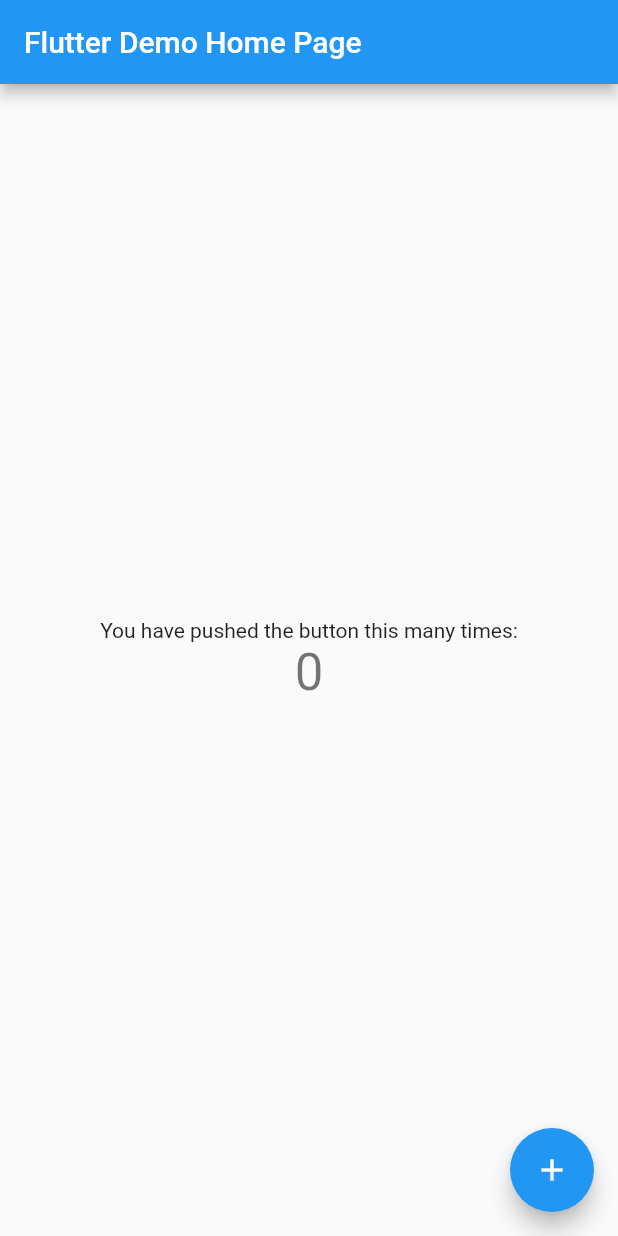
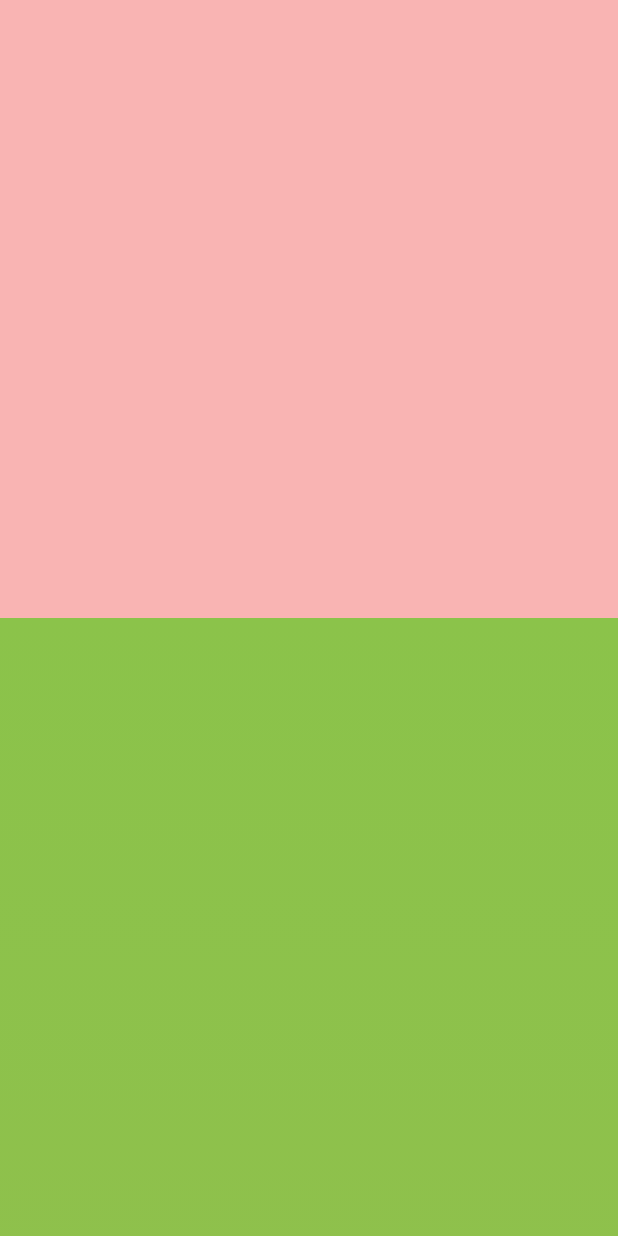
Before and after one commit to paulsump/songo, a Flutter app: the screen it shows after launch, on a phone screen of 412 x 824 dp. Run offline on Flutter 3.47's test engine with Material 2 defaults, Android fonts, the phone set to English and light mode, and no system bars.

Commit message:
Added gesturer for tap, but thought panzoom would be good too (got horizon too, and so a whole bunch of code all from subdivide project). flutter pub add provider.

```diff
--- /dev/null
+++ b/lib/gestures/gesturer.dart
@@ -0,0 +1,63 @@
+// © 2022, Paul Sumpner <sumpner@hotmail.com>
+
+import 'package:flutter/material.dart';
+import 'package:songo/gestures/gesture_handler.dart';
+import 'package:songo/gestures/pan_zoom.dart';
+
+/// Handle gestures, passing them to [PanZoomer].
+///
+/// Stateful because of mutable fields.
+class Gesturer extends StatefulWidget {
+  const Gesturer({Key? key}) : super(key: key);
+
+  @override
+  State<Gesturer> createState() => GesturerState();
+}
+
+class GesturerState extends State<Gesturer> {
+  final GestureHandler panZoomer = PanZoomer();
+
+  late GestureHandler gestureHandler;
+
+  bool tapped = false;
+  Offset tapPoint = Offset.zero;
+
+  int n = 0;
+  double totalScale = 0;
+
+  @override
+  Widget build(BuildContext context) {
+    return GestureDetector(
+      behavior: HitTestBehavior.opaque,
+      onScaleStart: (details) {
+        n = 0;
+        totalScale = 0;
+
+        gestureHandler = panZoomer;
+        panZoomer.start(details.focalPoint, context);
+      },
+      onScaleUpdate: (details) {
+        n++;
+
+        totalScale += details.scale;
+
+        gestureHandler.update(details.focalPoint, details.scale, context);
+      },
+      onScaleEnd: (details) {
+        tapped = false;
+        gestureHandler.end(context);
+      },
+      onTapDown: (details) {
+        tapped = true;
+
+        gestureHandler = panZoomer;
+        tapPoint = details.localPosition;
+      },
+      onTapUp: (details) {
+        tapped = false;
+
+        gestureHandler.tapUp(details.localPosition, context);
+      },
+    );
+  }
+}
--- /dev/null
+++ b/lib/gestures/pan_zoom.dart
@@ -0,0 +1,116 @@
+// © 2022, Paul Sumpner <sumpner@hotmail.com>
+
+import 'package:flutter/material.dart';
+import 'package:provider/provider.dart';
+import 'package:songo/gestures/gesture_handler.dart';
+import 'package:songo/out.dart';
+import 'package:songo/view/screen_adjust.dart';
+
+const noWarn = out;
+
+double getZoomScale(BuildContext context, {bool listen = false}) =>
+    getPanZoomNotifier(context, listen: listen).scale;
+
+void setZoomScale(BuildContext context, double scale) =>
+    getPanZoomNotifier(context, listen: false).setScale(scale);
+
+Offset getPanOffset(BuildContext context, {bool listen = false}) =>
+    getPanZoomNotifier(context, listen: listen).offset;
+
+void setPanOffset(BuildContext context, Offset offset) =>
+    getPanZoomNotifier(context, listen: false).setOffset(offset);
+
+PanZoomNotifier getPanZoomNotifier(BuildContext context,
+        {required bool listen}) =>
+    Provider.of<PanZoomNotifier>(context, listen: listen);
+
+/// For zooming and panning, with two fingers.
+/// Stores the global scale and pan offset.
+class PanZoomNotifier extends ChangeNotifier {
+  /// _scale equates to the length of the side of each triangle in pixels
+  /// set by initZoomScale() to around 30
+  double _scale = 0;
+
+  Offset _offset = Offset.zero;
+
+  double get scale => _scale;
+
+  void initializeScale(double value) {
+    assert(scale == 0);
+    _scale = value;
+  }
+
+  void setScale(double value) {
+    _scale = value;
+    notifyListeners();
+  }
+
+  Offset get offset => _offset;
+
+  void setOffset(Offset value) {
+    _offset = value;
+    notifyListeners();
+  }
+}
+
+/// Data only, set at the start of a drag.
+class InitialValues {
+  late Offset focalPoint;
+  late Offset offset;
+
+  late double scale;
+}
+
+/// Called from [Gesturer] to scale and offset the page.
+class PanZoomer implements GestureHandler {
+  final _initial = InitialValues();
+
+  @override
+  void start(Offset point, BuildContext context) {
+    _initial.focalPoint = point;
+
+    _initial.scale = getZoomScale(context);
+    _initial.offset = getPanOffset(context);
+  }
+
+  @override
+  void update(Offset point, double scale_, BuildContext context) {
+    final scale = _initial.scale * scale_;
+
+    final minScale = screenAdjust(0.03247, context);
+    final maxScale = 100 * minScale;
+
+    if (minScale < scale &&
+        scale < maxScale &&
+        scale != getZoomScale(context)) {
+      setZoomScale(context, scale);
+    }
+
+    Offset offset = point - _initial.focalPoint + _initial.offset;
+    offset *= scale_;
+
+    /// Pan limits - Don’t allow pan past place where can’t zoom limit to.
+    final xMax = screenAdjust(1.08225, context);
+
+    final xMin = -xMax;
+    final yMax = xMax;
+
+    // TODO DO THIS WITH SCREEN HEIGHT INSTEAD
+    final yMin = screenAdjust(-0.3, context);
+    offset = Offset(offset.dx.clamp(xMin, xMax), offset.dy.clamp(yMin, yMax));
+
+    //TODO See if this 'if' makes any diff when the widgets listen
+    if (offset != getPanOffset(context)) {
+      setPanOffset(context, offset);
+    }
+  }
+
+  @override
+  void end(BuildContext context) {}
+
+  @override
+  void tapDown(Offset point, BuildContext context) {}
+
+  @override
+  void tapUp(Offset point, BuildContext context) {}
+}
--- a/lib/main.dart
+++ b/lib/main.dart
@@ -1,115 +1,79 @@
+// © 2022, Paul Sumpner <sumpner@hotmail.com>
+
+import 'dart:async';
+
 import 'package:flutter/material.dart';
+import 'package:provider/provider.dart';
+import 'package:songo/gestures/pan_zoom.dart';
+import 'package:songo/out.dart';
+import 'package:songo/view/hue.dart';
+import 'package:songo/view/main_page.dart';
+import 'package:songo/view/screen_adjust.dart';
+import 'package:vector_math/vector_math_64.dart';
 
-void main() {
-  runApp(const MyApp());
-}
+/// prevent 'organise imports' from removing imports
+/// when temporarily commenting out.
+const noWarn = [out, unawaited];
 
-class MyApp extends StatelessWidget {
-  const MyApp({Key? key}) : super(key: key);
+void main() => runApp(createApp());
 
-  // This widget is the root of your application.
+Widget createApp() => const TheApp();
+
+/// The only App in this app.
+class TheApp extends StatelessWidget {
+  const TheApp({Key? key}) : super(key: key);
+
   @override
   Widget build(BuildContext context) {
-    return MaterialApp(
-      title: 'Flutter Demo',
-      theme: ThemeData(
-        // This is the theme of your application.
-        //
-        // Try running your application with "flutter run". You'll see the
-        // application has a blue toolbar. Then, without quitting the app, try
-        // changing the primarySwatch below to Colors.green and then invoke
-        // "hot reload" (press "r" in the console where you ran "flutter run",
-        // or simply save your changes to "hot reload" in a Flutter IDE).
-        // Notice that the counter didn't reset back to zero; the application
-        // is not restarted.
-        primarySwatch: Colors.blue,
+    return MultiProvider(
+      providers: [
+        ChangeNotifierProvider(create: (_) => PanZoomNotifier()),
+      ],
+      child: MaterialApp(
+        theme: _buildThemeData(context),
+        home: LayoutBuilder(
+          builder: (BuildContext context, BoxConstraints constraints) {
+            if (constraints.maxHeight == 0) {
+              return Container();
+            } else {
+              final panZoomNotifier =
+                  getPanZoomNotifier(context, listen: false);
+
+              // Initialize once only
+              if (panZoomNotifier.scale == 0) {
+                panZoomNotifier.initializeScale(screenAdjust(0.7, context));
+
+              }
+              // final
+              return WillPopScope(
+                onWillPop: () async => false,
+                child: const MainPage(),
+              );
+            }
+          },
+        ),
       ),
-      home: const MyHomePage(title: 'Flutter Demo Home Page'),
+    );
+  }
+
+  ThemeData _buildThemeData(BuildContext context) {
+    return ThemeData(
+      canvasColor: Hue.menu,
+      textTheme: Theme.of(context).textTheme.apply(bodyColor: Hue.text),
+      // for icon buttons only atm
+      iconTheme: Theme.of(context).iconTheme.copyWith(
+            color: Hue.enabledIcon,
+          ),
+      tooltipTheme: TooltipThemeData(
+        /// TODO Responsive to screen size - removed magic numbers
+        verticalOffset: 55,
+        padding: const EdgeInsets.all(16),
+        decoration: BoxDecoration(color: Hue.tip),
+      ),
+      elevatedButtonTheme: ElevatedButtonThemeData(
+          style: ElevatedButton.styleFrom(
+        primary: Hue.button,
+      )),
     );
   }
 }
-
-class MyHomePage extends StatefulWidget {
-  const MyHomePage({Key? key, required this.title}) : super(key: key);
-
-  // This widget is the home page of your application. It is stateful, meaning
-  // that it has a State object (defined below) that contains fields that affect
-  // how it looks.
-
-  // This class is the configuration for the state. It holds the values (in this
-  // case the title) provided by the parent (in this case the App widget) and
-  // used by the build method of the State. Fields in a Widget subclass are
-  // always marked "final".
-
-  final String title;
-
-  @override
-  State<MyHomePage> createState() => _MyHomePageState();
-}
-
-class _MyHomePageState extends State<MyHomePage> {
-  int _counter = 0;
-
-  void _incrementCounter() {
-    setState(() {
-      // This call to setState tells the Flutter framework that something has
-      // changed in this State, which causes it to rerun the build method below
-      // so that the display can reflect the updated values. If we changed
-      // _counter without calling setState(), then the build method would not be
-      // called again, and so nothing would appear to happen.
-      _counter++;
-    });
-  }
-
-  @override
-  Widget build(BuildContext context) {
-    // This method is rerun every time setState is called, for instance as done
-    // by the _incrementCounter method above.
-    //
-    // The Flutter framework has been optimized to make rerunning build methods
-    // fast, so that you can just rebuild anything that needs updating rather
-    // than having to individually change instances of widgets.
-    return Scaffold(
-      appBar: AppBar(
-        // Here we take the value from the MyHomePage object that was created by
-        // the App.build method, and use it to set our appbar title.
-        title: Text(widget.title),
-      ),
-      body: Center(
-        // Center is a layout widget. It takes a single child and positions it
-        // in the middle of the parent.
-        child: Column(
-          // Column is also a layout widget. It takes a list of children and
-          // arranges them vertically. By default, it sizes itself to fit its
-          // children horizontally, and tries to be as tall as its parent.
-          //
-          // Invoke "debug painting" (press "p" in the console, choose the
-          // "Toggle Debug Paint" action from the Flutter Inspector in Android
-          // Studio, or the "Toggle Debug Paint" command in Visual Studio Code)
-          // to see the wireframe for each widget.
-          //
-          // Column has various properties to control how it sizes itself and
-          // how it positions its children. Here we use mainAxisAlignment to
-          // center the children vertically; the main axis here is the vertical
-          // axis because Columns are vertical (the cross axis would be
-          // horizontal).
-          mainAxisAlignment: MainAxisAlignment.center,
-          children: <Widget>[
-            const Text(
-              'You have pushed the button this many times:',
-            ),
-            Text(
-              '$_counter',
-              style: Theme.of(context).textTheme.headline4,
-            ),
-          ],
-        ),
-      ),
-      floatingActionButton: FloatingActionButton(
-        onPressed: _incrementCounter,
-        tooltip: 'Increment',
-        child: const Icon(Icons.add),
-      ), // This trailing comma makes auto-formatting nicer for build methods.
-    );
-  }
-}
--- /dev/null
+++ b/lib/view/hue.dart
@@ -0,0 +1,52 @@
+// © 2022, Paul Sumpner <sumpner@hotmail.com>
+
+import 'package:flutter/material.dart';
+
+/// Access to all the colors in the app
+class Hue {
+  // TODO remove unused colors
+  static const Color top = Color(0xfff07f7e);
+  static const Color bottomRight = Color(0xffffd8d6);
+
+  static const Color bottomLeft = Color(0xff543e3d);
+  static const Color wholeCubeTopTop = Color(0xffb16564);
+
+  static final Color topGradient = _getTweenBLtoTColor(0.6);
+  static final Color disabledIcon = _getTweenBLtoBRColor(0.5);
+
+  static const _t = 0.4;
+  static final Color wireTop = _getTweenBLtoTColor(_t);
+
+  static final Color wireBottomRight = _getTweenBLtoBRColor(_t);
+  static const Color wireBottomLeft = bottomLeft;
+
+  static const Color enabledIcon = bottomRight;
+  static const Color text = enabledIcon;
+
+  static final Color background = _getTweenTtoBRColor(0.6);
+  static final Color button = _getTweenTtoBRColor(0.4);
+
+  static final Color buttonBorder = _getTweenTtoBRColor(0.1);
+  static final Color radioButtonOn = _getTweenTtoBRColor(0.3);
+
+  static final Color radioButtonOff = button;
+  static final Color _blt = _getTweenBLtoTColor(0.3);
+
+  static final Color alert = _blt.withOpacity(0.9);
+  static final Color tip = _blt;
+
+  static final Color help = _darkBLT.withOpacity(0.8);
+  static final Color _darkBLT = _getTweenBLtoTColor(0.1);
+
+  static final Color menu = _darkBLT.withOpacity(0.4);
+  static final Color scrim = _darkBLT.withOpacity(0.5);
+
+  static const Color horizon = Colors.lightGreen;
+}
+
+Color _getTweenBLtoBRColor(double t) =>
+    Color.lerp(Hue.bottomLeft, Hue.bottomRight, t)!;
+
+Color _getTweenBLtoTColor(double t) => Color.lerp(Hue.bottomLeft, Hue.top, t)!;
+
+Color _getTweenTtoBRColor(double t) => Color.lerp(Hue.top, Hue.bottomRight, t)!;
--- /dev/null
+++ b/lib/view/main_page.dart
@@ -0,0 +1,30 @@
+// © 2022, Paul Sumpner <sumpner@hotmail.com>
+
+import 'package:flutter/material.dart';
+import 'package:songo/gestures/gesturer.dart';
+import 'package:songo/out.dart';
+import 'package:songo/view/horizon.dart';
+import 'package:songo/view/hue.dart';
+
+const noWarn = [out];
+
+/// The only page in this app.
+class MainPage extends StatelessWidget {
+  const MainPage({Key? key}) : super(key: key);
+
+  @override
+  Widget build(BuildContext context) {
+    return Scaffold(
+      body: Container(
+        color: Hue.background,
+        child: SafeArea(
+          left: false,
+          child: Stack(children: const [
+            Horizon(),
+            Gesturer(),
+          ]),
+        ),
+      ),
+    );
+  }
+}
--- a/pubspec.yaml
+++ b/pubspec.yaml
@@ -34,6 +34,7 @@
   # The following adds the Cupertino Icons font to your application.
   # Use with the CupertinoIcons class for iOS style icons.
   cupertino_icons: ^1.0.2
+  provider: ^6.0.2
 
 dev_dependencies:
   flutter_test:
```
Also changed, not shown: lib/gestures/gesture_handler.dart (added, +17 -0 lines), lib/out.dart (added, +32 -0 lines), lib/view/horizon.dart (added, +55 -0 lines), lib/view/screen_adjust.dart (added, +37 -0 lines), lib/view/unit_to_screen.dart (added, +31 -0 lines), pubspec.lock, 2 other files.
